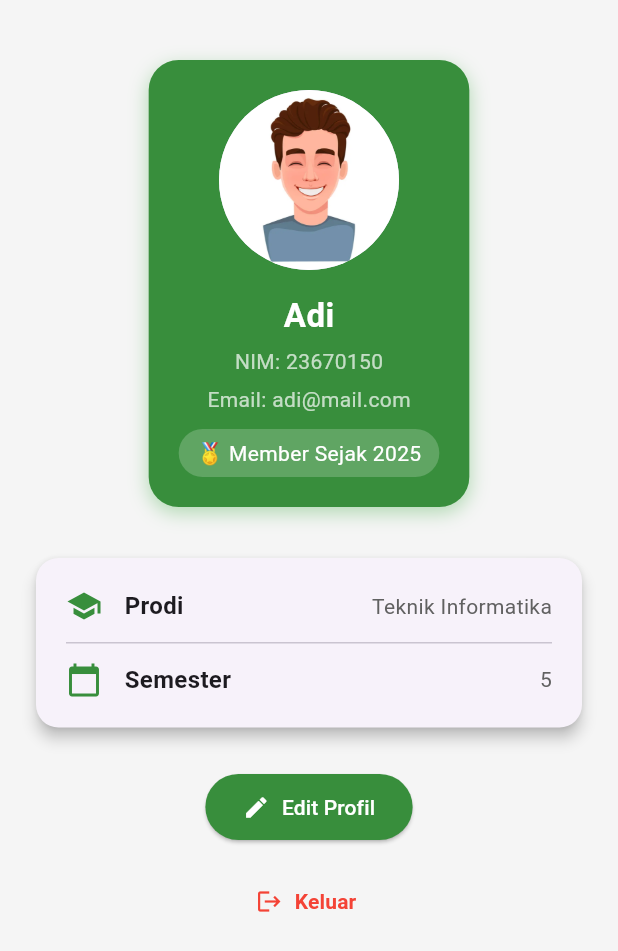
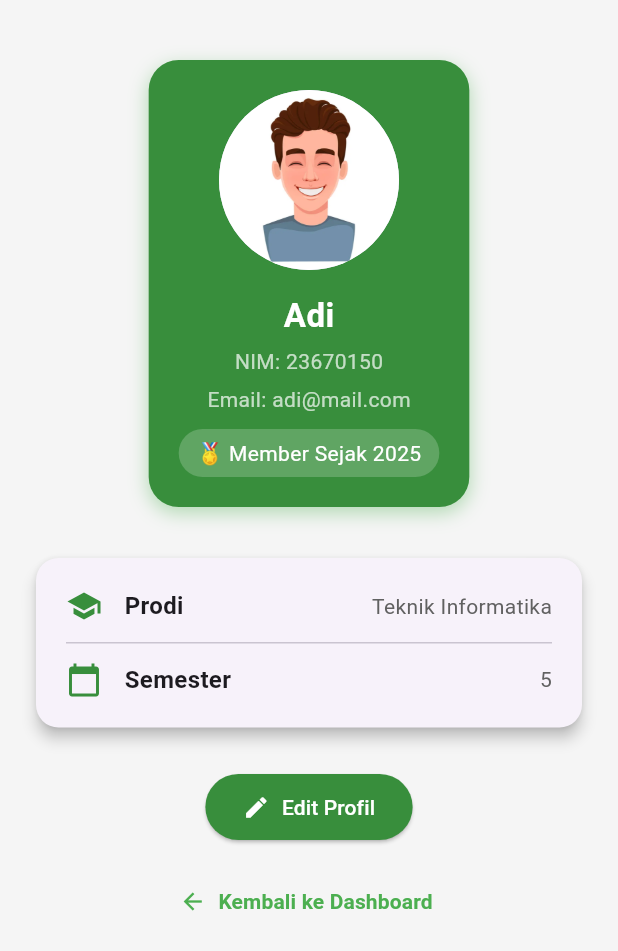
Before and after one commit to misteri-00/UTS-footballnews-app, a Flutter app: the ProfilePage screen opened directly, on a phone screen of 412 x 824 dp. Shown: the top 951 px of the screen. Run offline on Flutter 3.47's test engine with Material 3 defaults, Android fonts, the phone set to English and light mode, and no system bars.

Commit message:
Update profile_page.dart

```diff
--- a/lib/profile_page.dart
+++ b/lib/profile_page.dart
@@ -1,4 +1,5 @@
 import 'package:flutter/material.dart';
+import 'dashboard_page.dart';
 
 class ProfilePage extends StatelessWidget {
   @override
@@ -9,7 +10,6 @@ class ProfilePage extends StatelessWidget {
         padding: const EdgeInsets.symmetric(horizontal: 20, vertical: 40),
         child: Column(
           children: [
-            // --- Foto Profil dan Nama ---
             Container(
               decoration: BoxDecoration(
                 color: Colors.green[700],
@@ -50,8 +50,8 @@ class ProfilePage extends StatelessWidget {
                   ),
                   const SizedBox(height: 10),
                   Container(
-                    padding:
-                        const EdgeInsets.symmetric(horizontal: 12, vertical: 6),
+                    padding: const EdgeInsets.symmetric(
+                        horizontal: 12, vertical: 6),
                     decoration: BoxDecoration(
                       color: Colors.white.withOpacity(0.2),
                       borderRadius: BorderRadius.circular(20),
@@ -103,10 +103,18 @@ class ProfilePage extends StatelessWidget {
             const SizedBox(height: 15),
 
             TextButton.icon(
-              onPressed: () {},
-              icon: const Icon(Icons.logout, color: Colors.red),
-              label: const Text("Keluar",
-                  style: TextStyle(color: Colors.red, fontWeight: FontWeight.bold)),
+              onPressed: () {
+                Navigator.pushReplacement(
+                  context,
+                  MaterialPageRoute(builder: (context) => DashboardPage()),
+                );
+              },
+              icon: const Icon(Icons.arrow_back, color: Colors.green),
+              label: const Text(
+                "Kembali ke Dashboard",
+                style: TextStyle(
+                    color: Colors.green, fontWeight: FontWeight.bold),
+              ),
             ),
           ],
         ),
```
